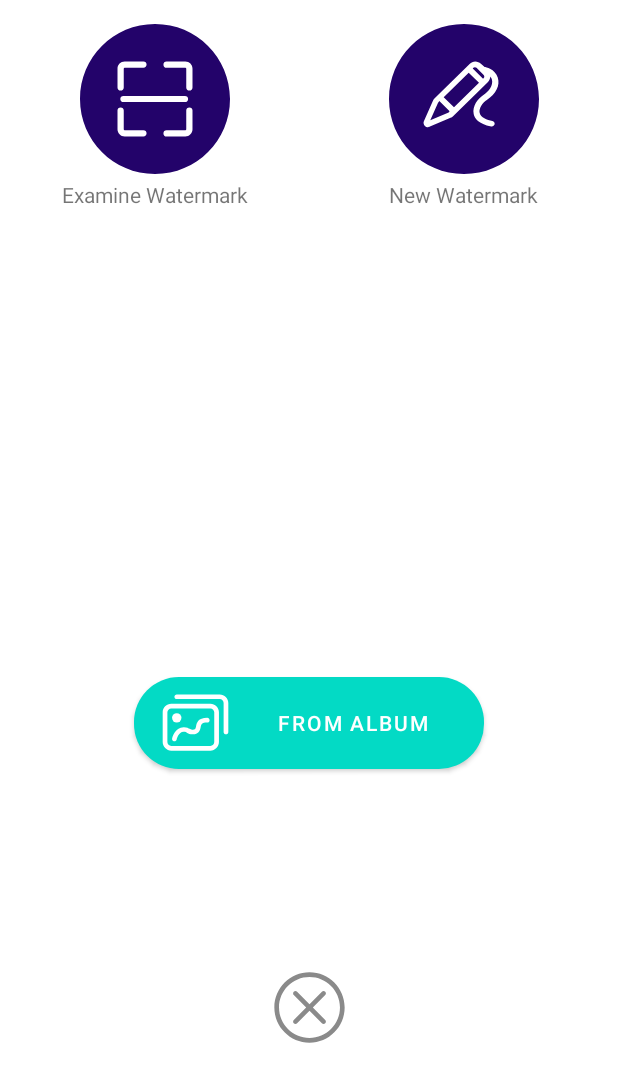
After one commit to gty929/IMAGician, an Android app: the layout activity_import_image.xml on its own in the app's theme, with its tools: preview values and no code run, on a phone screen of 412 x 824 dp. The commit adds this screen. Shown: the top 1082 px of the screen. Run offline under Robolectric (Android 15) with nearby library versions, the phone set to English and light mode, and no system bars.

Commit message:
add xml for importing image

```diff
--- /dev/null
+++ b/AndroidApp/app/src/main/res/drawable/ic_album.xml
@@ -0,0 +1,18 @@
+<vector xmlns:android="http://schemas.android.com/apk/res/android"
+    android:width="50dp"
+    android:height="50dp"
+    android:viewportWidth="1024"
+    android:viewportHeight="1024">
+  <path
+      android:pathData="M256,448m-64,0a2,2 0,1 0,128 0,2 2,0 1,0 -128,0Z"
+      android:fillColor="#1296db"/>
+  <path
+      android:pathData="M714.69,256 L181.31,256C116.64,256 64,308.64 64,373.31l0,405.38C64,843.36 116.64,896 181.31,896l533.38,0C779.36,896 832,843.36 832,778.69L832,373.31C832,308.64 779.36,256 714.69,256zM768,778.69C768,808.1 744.1,832 714.69,832L181.31,832C151.94,832 128,808.1 128,778.69L128,373.31C128,343.94 151.94,320 181.31,320l533.38,0C744.1,320 768,343.94 768,373.31L768,778.69z"
+      android:fillColor="#1296db"/>
+  <path
+      android:pathData="M842.69,128 L256,128C238.34,128 224,142.34 224,160s14.34,32 32,32l586.69,0C872.1,192 896,215.94 896,245.31L896,640c0,17.7 14.3,32 32,32s32,-14.3 32,-32L960,245.31C960,180.64 907.36,128 842.69,128z"
+      android:fillColor="#1296db"/>
+  <path
+      android:pathData="M672.64,448.74c-129.06,0 -143.94,72.67 -152.83,116.1 -7.2,35.17 -10.4,39.97 -28.64,42.88 -34.98,5.57 -44,0.19 -58.91,-8.8 -15.46,-9.31 -36.67,-22.08 -77.95,-23.17C227.62,573.12 194.11,723.84 192.7,730.24c-3.71,17.28 7.26,34.3 24.54,38.02 2.27,0.51 4.54,0.7 6.75,0.7 14.75,0 28,-10.24 31.26,-25.25 0.22,-1.06 23.23,-104.03 95.49,-104.03 0.64,0 1.28,0 1.92,0.03 24.35,0.61 33.63,6.21 46.5,13.98 24.03,14.46 48.35,25.76 102.08,17.18 64.19,-10.27 74.43,-60.19 81.18,-93.22 8.32,-40.51 13.31,-64.93 90.14,-64.93 17.7,0 32,-14.34 32,-32S690.3,448.74 672.64,448.74z"
+      android:fillColor="#1296db"/>
+</vector>
--- /dev/null
+++ b/AndroidApp/app/src/main/res/drawable/ic_cross.xml
@@ -0,0 +1,4 @@
+<vector android:height="50dp" android:viewportHeight="1024"
+    android:viewportWidth="1024" android:width="50dp" xmlns:android="http://schemas.android.com/apk/res/android">
+    <path android:fillColor="#8a8a8a" android:pathData="M512,928c229.44,0 416,-186.56 416,-416S741.44,96 512,96 96,282.56 96,512s186.56,416 416,416zM512,32c264.67,0 480,215.36 480,480s-215.33,480 -480,480C247.36,992 32,776.64 32,512S247.36,32 512,32zM726.72,297.28c12.51,12.48 12.51,32.96 0,45.44L557.44,512l169.28,169.28c6.08,6.4 9.28,14.4 9.28,22.72 0,8.32 -3.2,16.32 -9.28,22.72A32.64,32.64 0,0 1,704 736c-8.32,0 -16.32,-3.2 -22.72,-9.28L512,557.44l-169.28,169.28A32.64,32.64 0,0 1,320 736c-8.32,0 -16.32,-3.2 -22.72,-9.28 -12.48,-12.48 -12.48,-32.96 0,-45.44L466.56,512l-169.28,-169.28c-6.05,-6.4 -9.28,-14.4 -9.28,-22.72 0,-8.32 3.23,-16.32 9.28,-22.72 12.51,-12.48 32.96,-12.48 45.44,0L512,466.56l169.28,-169.28c12.51,-12.48 32.96,-12.48 45.44,0z"/>
+</vector>
--- /dev/null
+++ b/AndroidApp/app/src/main/res/layout/activity_import_image.xml
@@ -0,0 +1,111 @@
+<?xml version="1.0" encoding="utf-8"?>
+<androidx.constraintlayout.widget.ConstraintLayout xmlns:android="http://schemas.android.com/apk/res/android"
+    xmlns:app="http://schemas.android.com/apk/res-auto"
+    xmlns:tools="http://schemas.android.com/tools"
+    android:layout_width="match_parent"
+    android:layout_height="match_parent">
+    <LinearLayout
+        android:id="@+id/linearLayout"
+        android:layout_width="fill_parent"
+        android:layout_height="wrap_content"
+        android:layout_marginTop="16dp"
+        android:baselineAligned="false"
+        android:gravity="center_vertical"
+        android:orientation="horizontal"
+        app:layout_constraintEnd_toEndOf="parent"
+        app:layout_constraintStart_toStartOf="parent"
+        app:layout_constraintTop_toTopOf="parent">
+
+        <androidx.constraintlayout.widget.ConstraintLayout
+            android:layout_width="match_parent"
+            android:layout_height="match_parent"
+            android:layout_weight="1">
+
+            <TextView
+                android:id="@+id/examineWatermarkTextView"
+                android:layout_width="0dp"
+                android:layout_height="wrap_content"
+                android:layout_marginTop="4dp"
+                android:contentDescription="@string/examine_watermark"
+                android:singleLine="true"
+                android:text="@string/examine_watermark"
+                android:textAlignment="center"
+                app:layout_constraintEnd_toEndOf="parent"
+                app:layout_constraintStart_toStartOf="parent"
+                app:layout_constraintTop_toBottomOf="@+id/scanningCodeButton" />
+
+            <ImageButton
+                android:id="@+id/scanningCodeButton"
+                android:layout_width="wrap_content"
+                android:layout_height="wrap_content"
+                android:layout_gravity="start"
+                android:background="@color/white"
+                android:contentDescription="@string/examine_watermark"
+                android:outlineAmbientShadowColor="#7E7E7E"
+                app:layout_constraintEnd_toEndOf="parent"
+                app:layout_constraintStart_toStartOf="parent"
+                app:layout_constraintTop_toTopOf="parent"
+                app:srcCompat="@drawable/ic_scanningcode"
+                tools:ignore="SpeakableTextPresentCheck,DuplicateSpeakableTextCheck" />
+        </androidx.constraintlayout.widget.ConstraintLayout>
+
+        <androidx.constraintlayout.widget.ConstraintLayout
+            android:layout_width="match_parent"
+            android:layout_height="match_parent"
+            android:layout_weight="1">
+
+            <TextView
+                android:id="@+id/newWatermarkTextView"
+                android:layout_width="0dp"
+                android:layout_height="wrap_content"
+                android:layout_marginTop="4dp"
+                android:contentDescription="@string/new_watermark"
+                android:singleLine="true"
+                android:text="@string/new_watermark"
+                android:textAlignment="center"
+                app:layout_constraintEnd_toEndOf="parent"
+                app:layout_constraintStart_toStartOf="parent"
+                app:layout_constraintTop_toBottomOf="@+id/newWatermarkButton" />
+
+            <ImageButton
+                android:id="@+id/newWatermarkButton"
+                android:layout_width="wrap_content"
+                android:layout_height="wrap_content"
+                android:background="@color/white"
+                android:contentDescription="@string/new_watermark"
+
+                app:layout_constraintEnd_toEndOf="parent"
+                app:layout_constraintStart_toStartOf="parent"
+                app:layout_constraintTop_toTopOf="parent"
+                app:srcCompat="@drawable/ic_electronicsignature"
+                tools:ignore="SpeakableTextPresentCheck,DuplicateSpeakableTextCheck" />
+        </androidx.constraintlayout.widget.ConstraintLayout>
+    </LinearLayout>
+
+    <Button
+        android:id="@+id/from_album_button"
+        style="@style/Widget.MaterialComponents.Button"
+        android:layout_width="233dp"
+        android:layout_height="73dp"
+        android:text="@string/from_album"
+        app:cornerRadius="30dp"
+        app:icon="@drawable/ic_album"
+        android:theme="@style/Button.White"
+        app:layout_constraintBottom_toBottomOf="parent"
+        app:layout_constraintEnd_toEndOf="parent"
+        app:layout_constraintStart_toStartOf="parent"
+        app:layout_constraintTop_toBottomOf="@+id/linearLayout" />
+
+    <ImageButton
+        android:id="@+id/imageButton2"
+        android:layout_width="wrap_content"
+        android:layout_height="wrap_content"
+        android:background="@color/white"
+        app:layout_constraintBottom_toBottomOf="parent"
+        app:layout_constraintEnd_toEndOf="parent"
+        app:layout_constraintStart_toStartOf="parent"
+        app:layout_constraintTop_toBottomOf="@+id/from_album_button"
+        app:srcCompat="@drawable/ic_cross"
+        tools:ignore="SpeakableTextPresentCheck" />
+
+</androidx.constraintlayout.widget.ConstraintLayout>
--- a/AndroidApp/app/src/main/res/layout/activity_main.xml
+++ b/AndroidApp/app/src/main/res/layout/activity_main.xml
@@ -5,8 +5,8 @@
     android:id="@+id/mainLayout"
     android:layout_width="match_parent"
     android:layout_height="match_parent"
-    android:background="#FFFFFF"
-    android:backgroundTint="#FFFFFF"
+    android:background="@color/white"
+    android:backgroundTint="@color/white"
     android:focusable="auto"
     tools:context=".MainActivity">
 
@@ -46,7 +46,7 @@
                 android:layout_width="wrap_content"
                 android:layout_height="wrap_content"
                 android:layout_gravity="start"
-                android:background="#FFFFFF"
+                android:background="@color/white"
                 android:contentDescription="@string/examine_watermark"
                 android:outlineAmbientShadowColor="#7E7E7E"
                 app:layout_constraintEnd_toEndOf="parent"
@@ -78,7 +78,7 @@
                 android:id="@+id/newWatermarkButton"
                 android:layout_width="wrap_content"
                 android:layout_height="wrap_content"
-                android:background="#FFFFFF"
+                android:background="@color/white"
                 android:contentDescription="@string/new_watermark"
 
                 app:layout_constraintEnd_toEndOf="parent"
--- a/AndroidApp/app/src/main/res/values/strings.xml
+++ b/AndroidApp/app/src/main/res/values/strings.xml
@@ -7,4 +7,5 @@
     <string name="_1_pending_request">1 pending request</string>
     <string name="sample_timestamp">Watermark embedded at 10:00 PM May 12, 2021</string>
     <string name="sent_requests">Sent Requests</string>
+    <string name="from_album">From Album</string>
 </resources>
--- a/AndroidApp/app/src/main/res/values/themes.xml
+++ b/AndroidApp/app/src/main/res/values/themes.xml
@@ -5,12 +5,20 @@
         <item name="colorPrimary">@color/blue</item>
         <item name="colorPrimaryVariant">@color/blue</item>
         <item name="colorOnPrimary">@color/white</item>
-        <!-- Secondary brand color. -->
-<!--        <item name="colorSecondary">@color/teal_200</item>-->
-<!--        <item name="colorSecondaryVariant">@color/teal_700</item>-->
-<!--        <item name="colorOnSecondary">@color/black</item>-->
+        <item name="colorAccent">@color/teal_200</item>
+<!--         Secondary brand color. -->
+        <item name="colorSecondary">@color/teal_200</item>
+        <item name="colorSecondaryVariant">@color/teal_700</item>
+        <item name="colorOnSecondary">@color/black</item>
         <!-- Status bar color. -->
         <item name="android:statusBarColor" tools:targetApi="l">?attr/colorPrimaryVariant</item>
         <!-- Customize your theme here. -->
     </style>
+    <style name="Button.White" parent="ThemeOverlay.AppCompat">
+        <item name="colorPrimary">@color/teal_200</item>
+        <item name="colorPrimaryVariant">@color/teal_200</item>
+        <item name="colorOnPrimary">@color/white</item>
+        <item name="colorAccent">@color/teal_200</item>
+
+    </style>
 </resources>
```
